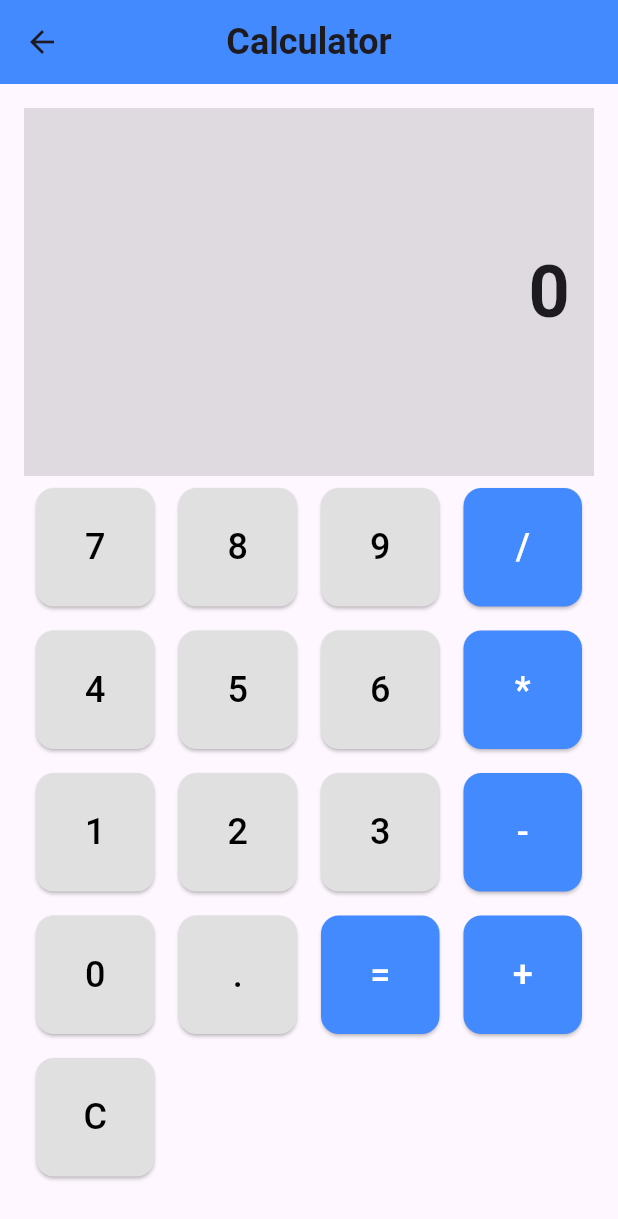
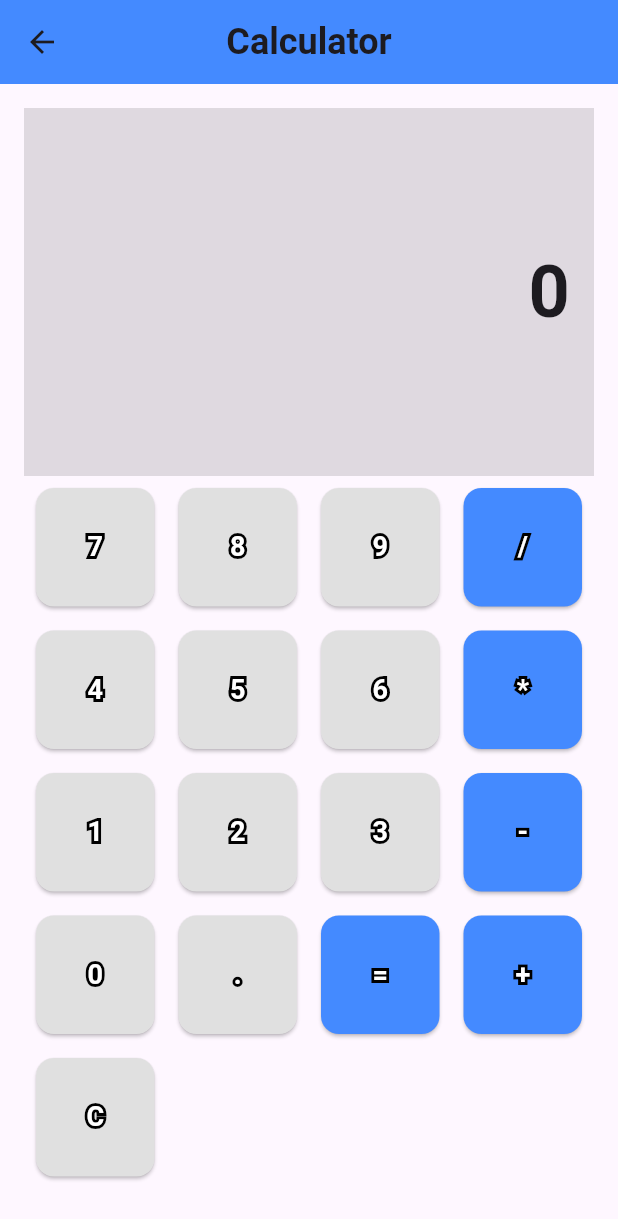
Before and after one commit to SRP02/Belajar_Dicubit, a Flutter app: the screen it shows after launch, after a tap on "Kalkulator Aritmatika", on a phone screen of 412 x 824 dp. Shown: the top 1219 px of the screen. Run offline on Flutter 3.47's test engine with Material 3 defaults, Android fonts, the phone set to English and light mode, and no system bars; our stand-ins replace bloc, flutter_bloc.

Commit message:
Style:[SRP] reusable Part 2

```diff
--- a/lib/aritmatika_cubit/ui_aritmatika.dart
+++ b/lib/aritmatika_cubit/ui_aritmatika.dart
@@ -1,6 +1,7 @@
 import 'package:flutter/material.dart';
 import 'package:flutter_bloc/flutter_bloc.dart';
 import 'package:project_belajar_cubit/aritmatika_cubit/calculator_cubit.dart';
+import 'package:project_belajar_cubit/reusable/reusableButton.dart';
 
 class CalculatorPage extends StatelessWidget {
   @override
@@ -63,23 +64,14 @@ class CalculatorPage extends StatelessWidget {
   Widget _buildButton(BuildContext context, String label) {
   return Padding(
     padding: const EdgeInsets.all(8.0),
-      child: ElevatedButton(
+    child: ReusableButton(
+      label: label,
       onPressed: () => _onButtonPressed(context, label),
-        style: ElevatedButton.styleFrom(
-          padding: EdgeInsets.symmetric(vertical: 20),
-          shape: RoundedRectangleBorder(borderRadius: BorderRadius.circular(12)),
-          backgroundColor: _isOperator(label) ? Colors.blueAccent : Colors.grey[300],
-        ),
-        child: Text(
-          label,
-          style: TextStyle(
-            fontSize: 24,
-            color: _isOperator(label) ? Colors.white : Colors.black,
-          ),
-        ),
+      color: _isOperator(label) ? Colors.blueAccent : Colors.grey[300],
     ),
   );
 }
+
 
   bool _isOperator(String label) {
     return ['+', '-', '*', '/', '='].contains(label);
--- a/lib/landing_page.dart
+++ b/lib/landing_page.dart
@@ -1,4 +1,5 @@
 import 'package:flutter/material.dart';
+import 'package:project_belajar_cubit/reusable/reusableButton.dart';
 
 class LandingPage extends StatelessWidget {
   const LandingPage({super.key});
@@ -14,32 +15,36 @@ class LandingPage extends StatelessWidget {
           mainAxisAlignment: MainAxisAlignment.center,
           children: [
             const SizedBox(height: 16),
-            ElevatedButton(
+            ReusableButton(
+              label: 'Kalkulator bangun datar',
               onPressed: () {
                 Navigator.pushNamed(context, '/shape_calculator');
               },
-              child: const Text('Kalkulator bangun datar'),
+              color: Colors.blueAccent,
             ),
             const SizedBox(height: 16),
-            ElevatedButton(
+            ReusableButton(
+              label: 'Kalkulator bangun ruang',
               onPressed: () {
                 Navigator.pushNamed(context, '/Kalkulator_bangunRuang');
               },
-              child: const Text('Kalkulator bangun ruang'),
+              color: Colors.greenAccent,
             ),
             const SizedBox(height: 16),
-            ElevatedButton(
+            ReusableButton(
+              label: 'Kalkulator BMI',
               onPressed: () {
                 Navigator.pushNamed(context, '/Kalkulator_bmi');
               },
-              child: const Text('Kalkulator BMI'),
+              color: Colors.orangeAccent,
             ),
             const SizedBox(height: 16),
-            ElevatedButton(
+            ReusableButton(
+              label: 'Kalkulator Aritmatika',
               onPressed: () {
                 Navigator.pushNamed(context, '/arithmetic_calculator');
               },
-              child: const Text('Kalkulator Aritmatika'),
+              color: Colors.purpleAccent,
             ),
           ],
         ),
--- a/lib/reusable/reusableButton.dart
+++ b/lib/reusable/reusableButton.dart
@@ -21,7 +21,20 @@ class ReusableButton extends StatelessWidget {
         padding: const EdgeInsets.symmetric(vertical: 16.0, horizontal: 24.0),
         shape: RoundedRectangleBorder(borderRadius: BorderRadius.circular(12)),
       ),
-      child: Text(
+      child: Stack(
+        children: <Widget>[
+          Text(
+            label,
+             style: TextStyle(
+              fontSize: 18,
+              fontWeight: FontWeight.bold,
+              foreground: Paint()
+                ..style = PaintingStyle.stroke
+                ..strokeWidth = 4
+                ..color = Colors.black,
+            ),
+          ),
+          Text(
             label,
             style: const TextStyle(
               fontSize: 18,
@@ -29,6 +42,16 @@ class ReusableButton extends StatelessWidget {
               color: Colors.white,
             ),
           ),
+        ],
+      ),
+      // child: Text(
+      //   label,
+      //   style: const TextStyle(
+      //     fontSize: 18,
+      //     fontWeight: FontWeight.bold,
+      //     color: Colors.white,
+      //   ),
+      // ),
     );
   }
 }
```
Lines whose indentation alone changed are shown as unchanged.
